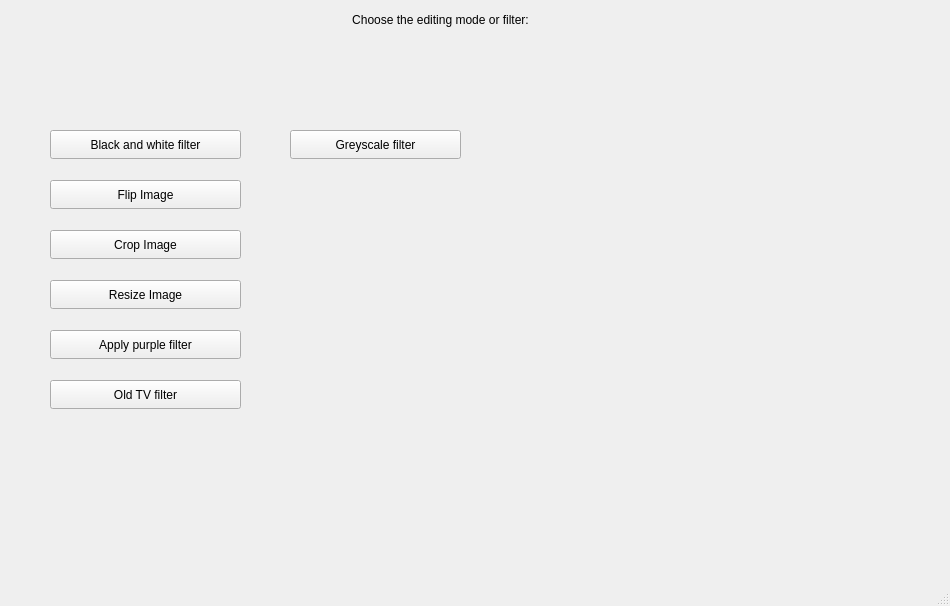
First picture: the form in mainwindow.ui, repository Ezay06/Qt_Filter, before the edit.
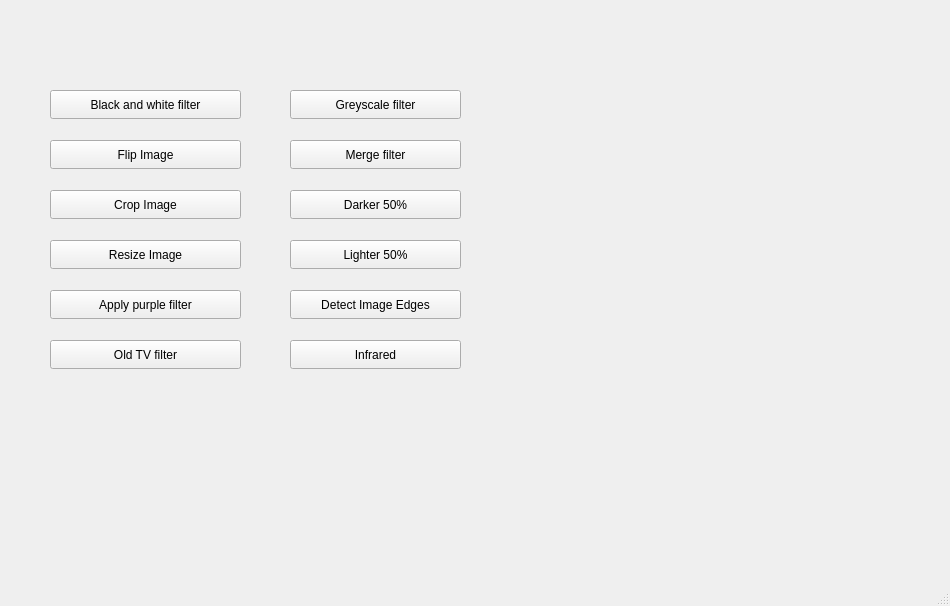
Second picture: the form after the edit. The open tabs and pages were chosen to show the change.

Commit message: I did Grayscale, darker,lighter50%,detect edge, and infrared .

```diff
--- a/mainwindow.ui
+++ b/mainwindow.ui
@@ -18,7 +18,7 @@
     <property name="geometry">
      <rect>
       <x>0</x>
-      <y>-10</y>
+      <y>-50</y>
       <width>951</width>
       <height>581</height>
      </rect>
@@ -188,6 +188,71 @@
        <string>Greyscale filter</string>
       </property>
      </widget>
+     <widget class="QPushButton" name="merge_button">
+      <property name="geometry">
+       <rect>
+        <x>290</x>
+        <y>190</y>
+        <width>171</width>
+        <height>29</height>
+       </rect>
+      </property>
+      <property name="text">
+       <string>Merge filter</string>
+      </property>
+     </widget>
+     <widget class="QPushButton" name="dark_button">
+      <property name="geometry">
+       <rect>
+        <x>290</x>
+        <y>240</y>
+        <width>171</width>
+        <height>29</height>
+       </rect>
+      </property>
+      <property name="text">
+       <string>Darker 50%</string>
+      </property>
+     </widget>
+     <widget class="QPushButton" name="light_button">
+      <property name="geometry">
+       <rect>
+        <x>290</x>
+        <y>290</y>
+        <width>171</width>
+        <height>29</height>
+       </rect>
+      </property>
+      <property name="text">
+       <string>Lighter 50%</string>
+      </property>
+     </widget>
+     <widget class="QPushButton" name="detectEdge_button">
+      <property name="geometry">
+       <rect>
+        <x>290</x>
+        <y>340</y>
+        <width>171</width>
+        <height>29</height>
+       </rect>
+      </property>
+      <property name="text">
+       <string>Detect Image Edges</string>
+      </property>
+     </widget>
+     <widget class="QPushButton" name="infrared_button">
+      <property name="geometry">
+       <rect>
+        <x>290</x>
+        <y>390</y>
+        <width>171</width>
+        <height>29</height>
+       </rect>
+      </property>
+      <property name="text">
+       <string>Infrared</string>
+      </property>
+     </widget>
     </widget>
     <widget class="QWidget" name="black_and_white">
      <widget class="QLabel" name="black_and_white_menu">
```
Left out of the diff: 212 changed lines with no effect on the pictures. The commit also changes 47 other files.
